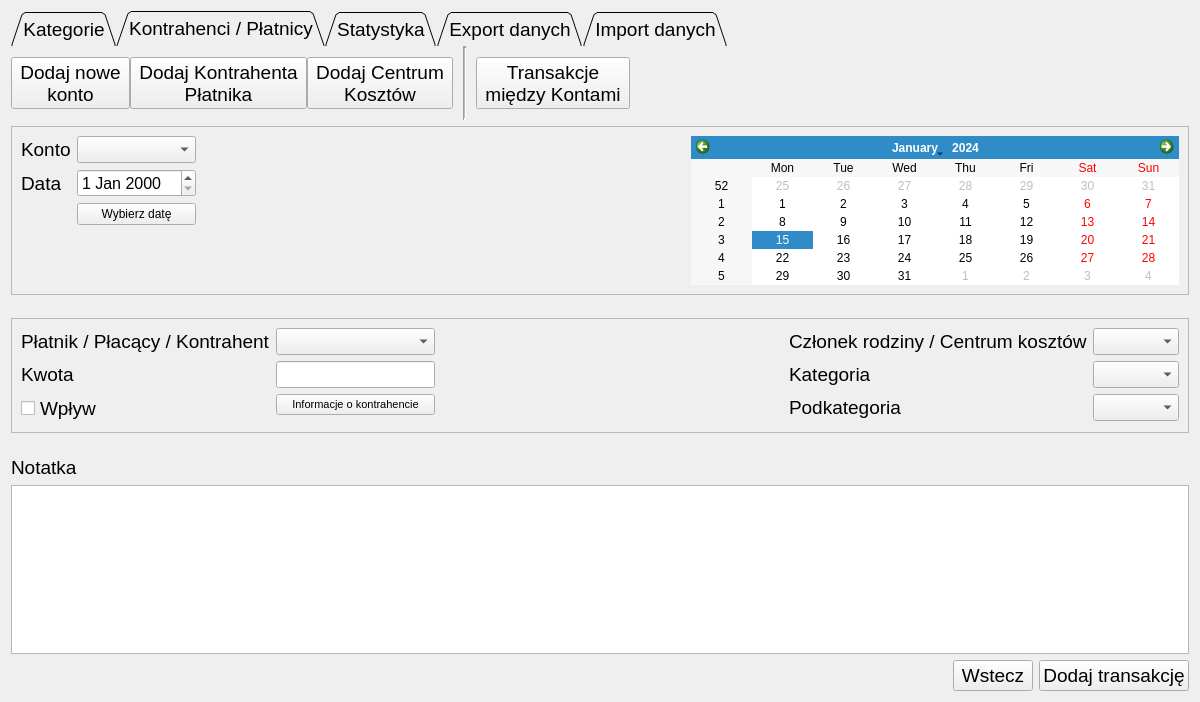
Before: the Qt Designer form income_and_expense/incomesandexpenses_form.ui in Barto-Paja/GLMoney, drawn with Qt 5.
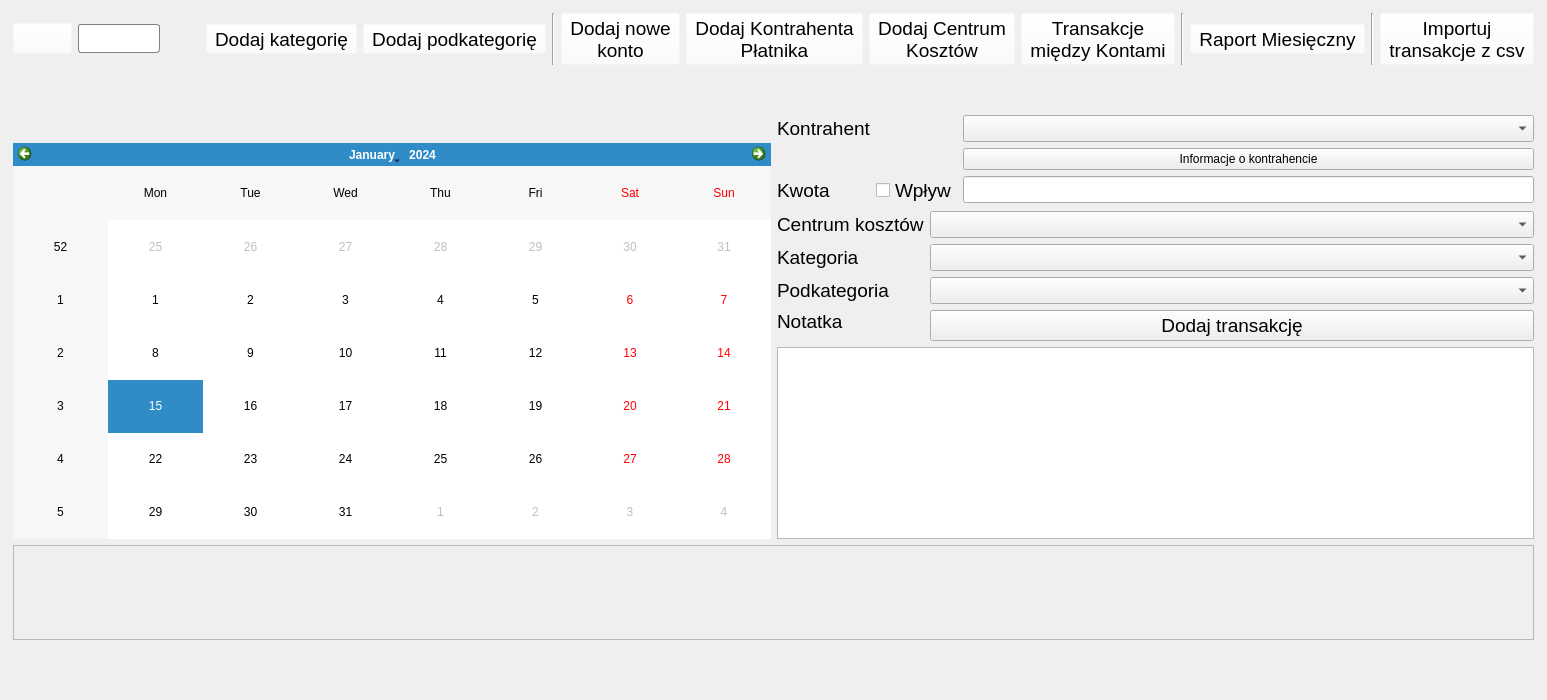
After: the same form once the commit is applied. Icons and pictures are not drawn.

```diff
--- a/income_and_expense/incomesandexpenses_form.ui
+++ b/income_and_expense/incomesandexpenses_form.ui
@@ -6,79 +6,125 @@
    <rect>
     <x>0</x>
     <y>0</y>
-    <width>1200</width>
-    <height>702</height>
+    <width>1260</width>
+    <height>700</height>
    </rect>
   </property>
   <property name="sizePolicy">
-   <sizepolicy hsizetype="Maximum" vsizetype="Preferred">
+   <sizepolicy hsizetype="Expanding" vsizetype="Expanding">
     <horstretch>0</horstretch>
     <verstretch>0</verstretch>
    </sizepolicy>
   </property>
+  <property name="minimumSize">
+   <size>
+    <width>0</width>
+    <height>0</height>
+   </size>
+  </property>
   <property name="windowTitle">
    <string>Form</string>
   </property>
-  <layout class="QVBoxLayout" name="verticalLayout">
+  <layout class="QHBoxLayout" name="horizontalLayout">
    <item>
-    <widget class="QTabWidget" name="tabWidget">
+    <layout class="QVBoxLayout" name="verticalLayout_root">
+     <property name="sizeConstraint">
+      <enum>QLayout::SetDefaultConstraint</enum>
+     </property>
+     <property name="leftMargin">
+      <number>2</number>
+     </property>
+     <property name="topMargin">
+      <number>2</number>
+     </property>
+     <property name="rightMargin">
+      <number>2</number>
+     </property>
+     <property name="bottomMargin">
+      <number>2</number>
+     </property>
+     <item>
+      <layout class="QHBoxLayout" name="horizontalLayout_9">
+       <item>
+        <widget class="QPushButton" name="pushButton_Back">
+         <property name="sizePolicy">
+          <sizepolicy hsizetype="Fixed" vsizetype="Fixed">
+           <horstretch>0</horstretch>
+           <verstretch>0</verstretch>
+          </sizepolicy>
+         </property>
      <property name="font">
       <font>
        <pointsize>14</pointsize>
-       <bold>false</bold>
-      </font>
-     </property>
-     <property name="autoFillBackground">
+          </font>
+         </property>
+         <property name="styleSheet">
+          <string notr="true">background-color: rgba(255, 255, 255, 0);</string>
+         </property>
+         <property name="text">
+          <string/>
+         </property>
+         <property name="icon">
+          <iconset resource="../images.qrc">
+           <normaloff>:/images/home.png</normaloff>:/images/home.png</iconset>
+         </property>
+         <property name="iconSize">
+          <size>
+           <width>32</width>
+           <height>32</height>
+          </size>
+         </property>
+         <property name="flat">
       <bool>false</bool>
      </property>
+        </widget>
+       </item>
+       <item>
+        <widget class="QComboBox" name="comboBox_account">
+         <property name="sizePolicy">
+          <sizepolicy hsizetype="Expanding" vsizetype="Fixed">
+           <horstretch>0</horstretch>
+           <verstretch>0</verstretch>
+          </sizepolicy>
+         </property>
+         <property name="font">
+          <font>
+           <pointsize>12</pointsize>
+          </font>
+         </property>
+         <property name="whatsThis">
+          <string>&lt;html&gt;&lt;head/&gt;&lt;body&gt;&lt;p&gt;&lt;span style=&quot; font-family:'Open Sans','Helvetica'; font-size:15px; font-weight:600; color:#333333;&quot;&gt;Konto (Account)&lt;/span&gt;&lt;span style=&quot; font-family:'Open Sans','Helvetica'; font-size:15px; color:#333333;&quot;&gt; – czyli czym płacimy za dany zakup, albo na które konto wpada dany przychód.  Oddzielnym kontem są: konto ROR, konto oszczędnościowe, lokata, ale także karta kredytowa i gotówka.&lt;/span&gt;&lt;/p&gt;&lt;/body&gt;&lt;/html&gt;</string>
+         </property>
      <property name="styleSheet">
-      <string notr="true">QTabWidget::pane {
-    background: transparent;
-    border:0;
+          <string notr="true">QComboBox {
+border: 1px solid gray;
+border-radius: 3px;
+padding: 3px 3px 3px 3px;
 }
 
-QTabBar::tab {
-    background: transparent;
-}</string>
-     </property>
-     <property name="tabPosition">
-      <enum>QTabWidget::North</enum>
-     </property>
-     <property name="tabShape">
-      <enum>QTabWidget::Triangular</enum>
-     </property>
-     <property name="currentIndex">
-      <number>1</number>
-     </property>
-     <property name="iconSize">
+QComboBox::drop-down {
+border-radius: 3px;
+}
+</string>
+         </property>
+        </widget>
+       </item>
+       <item>
+        <spacer name="horizontalSpacer_12">
+         <property name="orientation">
+          <enum>Qt::Horizontal</enum>
+         </property>
+         <property name="sizeType">
+          <enum>QSizePolicy::Minimum</enum>
+         </property>
+         <property name="sizeHint" stdset="0">
       <size>
-       <width>64</width>
-       <height>64</height>
-      </size>
-     </property>
-     <widget class="QWidget" name="tab">
-      <attribute name="title">
-       <string>Kategorie</string>
-      </attribute>
-      <layout class="QHBoxLayout" name="horizontalLayout_6">
-       <property name="spacing">
-        <number>0</number>
-       </property>
-       <property name="sizeConstraint">
-        <enum>QLayout::SetMinimumSize</enum>
-       </property>
-       <property name="leftMargin">
-        <number>0</number>
-       </property>
-       <property name="topMargin">
-        <number>0</number>
-       </property>
-       <property name="rightMargin">
-        <number>0</number>
-       </property>
-       <property name="bottomMargin">
-        <number>0</number>
-       </property>
+           <width>40</width>
+           <height>20</height>
+          </size>
+         </property>
+        </spacer>
+       </item>
        <item>
         <widget class="QToolButton" name="toolButton_addCategory">
          <property name="font">
@@ -87,6 +133,15 @@
            <bold>false</bold>
           </font>
          </property>
+         <property name="toolTip">
+          <string>&lt;html&gt;&lt;head/&gt;&lt;body&gt;&lt;p&gt;Dodaj kategorię&lt;/p&gt;&lt;/body&gt;&lt;/html&gt;</string>
+         </property>
+         <property name="whatsThis">
+          <string>&lt;html&gt;&lt;head/&gt;&lt;body&gt;&lt;p&gt;Dodaj kategorię&lt;/p&gt;&lt;/body&gt;&lt;/html&gt;</string>
+         </property>
+         <property name="styleSheet">
+          <string notr="true">background-color: rgba(255, 255, 255, 0);</string>
+         </property>
          <property name="text">
           <string>Dodaj kategorię</string>
          </property>
@@ -96,12 +151,12 @@
          </property>
          <property name="iconSize">
           <size>
-           <width>64</width>
-           <height>64</height>
+           <width>32</width>
+           <height>32</height>
           </size>
          </property>
          <property name="toolButtonStyle">
-          <enum>Qt::ToolButtonTextUnderIcon</enum>
+          <enum>Qt::ToolButtonIconOnly</enum>
          </property>
         </widget>
        </item>
@@ -113,6 +168,12 @@
            <bold>false</bold>
           </font>
          </property>
+         <property name="toolTip">
+          <string>&lt;html&gt;&lt;head/&gt;&lt;body&gt;&lt;p&gt;Dodaj podkategorię&lt;/p&gt;&lt;/body&gt;&lt;/html&gt;</string>
+         </property>
+         <property name="styleSheet">
+          <string notr="true">background-color: rgba(255, 255, 255, 0);</string>
+         </property>
          <property name="text">
           <string>Dodaj podkategorię</string>
          </property>
@@ -122,53 +183,22 @@
          </property>
          <property name="iconSize">
           <size>
-           <width>64</width>
-           <height>64</height>
+           <width>32</width>
+           <height>32</height>
           </size>
          </property>
          <property name="toolButtonStyle">
-          <enum>Qt::ToolButtonTextUnderIcon</enum>
+          <enum>Qt::ToolButtonIconOnly</enum>
          </property>
         </widget>
        </item>
        <item>
-        <spacer name="horizontalSpacer_5">
+        <widget class="Line" name="line_2">
          <property name="orientation">
-          <enum>Qt::Horizontal</enum>
+          <enum>Qt::Vertical</enum>
          </property>
-         <property name="sizeHint" stdset="0">
-          <size>
-           <width>40</width>
-           <height>20</height>
-          </size>
-         </property>
-        </spacer>
-       </item>
-      </layout>
-     </widget>
-     <widget class="QWidget" name="tab_2">
-      <attribute name="title">
-       <string>Kontrahenci / Płatnicy</string>
-      </attribute>
-      <layout class="QHBoxLayout" name="horizontalLayout_7">
-       <property name="spacing">
-        <number>0</number>
-       </property>
-       <property name="sizeConstraint">
-        <enum>QLayout::SetMinimumSize</enum>
-       </property>
-       <property name="leftMargin">
-        <number>0</number>
-       </property>
-       <property name="topMargin">
-        <number>0</number>
-       </property>
-       <property name="rightMargin">
-        <number>0</number>
-       </property>
-       <property name="bottomMargin">
-        <number>0</number>
-       </property>
+        </widget>
+       </item>
        <item>
         <widget class="QToolButton" name="toolButton_addAccount">
          <property name="font">
@@ -176,6 +206,12 @@
            <pointsize>14</pointsize>
           </font>
          </property>
+         <property name="toolTip">
+          <string>&lt;html&gt;&lt;head/&gt;&lt;body&gt;&lt;p&gt;Dodaj nowe konto&lt;/p&gt;&lt;/body&gt;&lt;/html&gt;</string>
+         </property>
+         <property name="styleSheet">
+          <string notr="true">background-color: rgba(255, 255, 255, 0);</string>
+         </property>
          <property name="text">
           <string>Dodaj nowe
 konto</string>
@@ -186,12 +222,12 @@
          </property>
          <property name="iconSize">
           <size>
-           <width>64</width>
-           <height>64</height>
+           <width>32</width>
+           <height>32</height>
           </size>
          </property>
          <property name="toolButtonStyle">
-          <enum>Qt::ToolButtonTextUnderIcon</enum>
+          <enum>Qt::ToolButtonIconOnly</enum>
          </property>
         </widget>
        </item>
@@ -202,6 +238,12 @@
            <pointsize>14</pointsize>
           </font>
          </property>
+         <property name="toolTip">
+          <string>&lt;html&gt;&lt;head/&gt;&lt;body&gt;&lt;p&gt;Dodaj kontrahenta&lt;/p&gt;&lt;/body&gt;&lt;/html&gt;</string>
+         </property>
+         <property name="styleSheet">
+          <string notr="true">background-color: rgba(255, 255, 255, 0);</string>
+         </property>
          <property name="text">
           <string>Dodaj Kontrahenta
 Płatnika</string>
@@ -212,12 +254,12 @@
          </property>
          <property name="iconSize">
           <size>
-           <width>64</width>
-           <height>64</height>
+           <width>32</width>
+           <height>32</height>
           </size>
          </property>
          <property name="toolButtonStyle">
-          <enum>Qt::ToolButtonTextUnderIcon</enum>
+          <enum>Qt::ToolButtonIconOnly</enum>
          </property>
         </widget>
        </item>
@@ -228,6 +270,12 @@
            <pointsize>14</pointsize>
           </font>
          </property>
+         <property name="toolTip">
+          <string>&lt;html&gt;&lt;head/&gt;&lt;body&gt;&lt;p&gt;Dodaj Centrum Kosztów&lt;/p&gt;&lt;/body&gt;&lt;/html&gt;</string>
+         </property>
+         <property name="styleSheet">
+          <string notr="true">background-color: rgba(255, 255, 255, 0);</string>
+         </property>
          <property name="text">
           <string>Dodaj Centrum
 Kosztów</string>
@@ -238,60 +286,15 @@
          </property>
          <property name="iconSize">
           <size>
-           <width>64</width>
-           <height>64</height>
+           <width>32</width>
+           <height>32</height>
           </size>
          </property>
          <property name="toolButtonStyle">
-          <enum>Qt::ToolButtonTextUnderIcon</enum>
+          <enum>Qt::ToolButtonIconOnly</enum>
          </property>
         </widget>
        </item>
-       <item>
-        <spacer name="horizontalSpacer_9">
-         <property name="orientation">
-          <enum>Qt::Horizontal</enum>
-         </property>
-         <property name="sizeType">
-          <enum>QSizePolicy::Preferred</enum>
-         </property>
-         <property name="sizeHint" stdset="0">
-          <size>
-           <width>10</width>
-           <height>20</height>
-          </size>
-         </property>
-        </spacer>
-       </item>
-       <item>
-        <widget class="Line" name="line">
-         <property name="lineWidth">
-          <number>2</number>
-         </property>
-         <property name="midLineWidth">
-          <number>1</number>
-         </property>
-         <property name="orientation">
-          <enum>Qt::Vertical</enum>
-         </property>
-        </widget>
-       </item>
-       <item>
-        <spacer name="horizontalSpacer_10">
-         <property name="orientation">
-          <enum>Qt::Horizontal</enum>
-         </property>
-         <property name="sizeType">
-          <enum>QSizePolicy::Preferred</enum>
-         </property>
-         <property name="sizeHint" stdset="0">
-          <size>
-           <width>10</width>
-           <height>20</height>
-          </size>
-         </property>
-        </spacer>
-       </item>
        <item>
         <widget class="QToolButton" name="toolButton_makeTransactionsBetweenAccounts">
          <property name="font">
@@ -299,6 +302,12 @@
            <pointsize>14</pointsize>
           </font>
          </property>
+         <property name="toolTip">
+          <string>&lt;html&gt;&lt;head/&gt;&lt;body&gt;&lt;p&gt;Transakcje między kontami&lt;/p&gt;&lt;/body&gt;&lt;/html&gt;</string>
+         </property>
+         <property name="styleSheet">
+          <string notr="true">background-color: rgba(255, 255, 255, 0);</string>
+         </property>
          <property name="text">
           <string>Transakcje
 między Kontami</string>
@@ -309,53 +318,22 @@
          </property>
          <property name="iconSize">
           <size>
-           <width>64</width>
-           <height>64</height>
+           <width>32</width>
+           <height>32</height>
           </size>
          </property>
          <property name="toolButtonStyle">
-          <enum>Qt::ToolButtonTextUnderIcon</enum>
+          <enum>Qt::ToolButtonIconOnly</enum>
          </property>
         </widget>
        </item>
        <item>
-        <spacer name="horizontalSpacer_6">
+        <widget class="Line" name="line_3">
          <property name="orientation">
-          <enum>Qt::Horizontal</enum>
+          <enum>Qt::Vertical</enum>
          </property>
-         <property name="sizeHint" stdset="0">
-          <size>
-           <width>40</width>
-           <height>20</height>
-          </size>
-         </property>
-        </spacer>
-       </item>
-      </layout>
-     </widget>
-     <widget class="QWidget" name="tab_3">
-      <attribute name="title">
-       <string>Statystyka</string>
-      </attribute>
-      <layout class="QHBoxLayout" name="horizontalLayout_8">
-       <property name="spacing">
-        <number>0</number>
-       </property>
-       <property name="sizeConstraint">
-        <enum>QLayout::SetMinimumSize</enum>
-       </property>
-       <property name="leftMargin">
-        <number>0</number>
-       </property>
-       <property name="topMargin">
-        <number>0</number>
-       </property>
-       <property name="rightMargin">
-        <number>0</number>
-       </property>
-       <property name="bottomMargin">
-        <number>0</number>
-       </property>
+        </widget>
+       </item>
        <item>
         <widget class="QToolButton" name="toolButton_reportMonth">
          <property name="font">
@@ -363,6 +341,12 @@
            <pointsize>14</pointsize>
           </font>
          </property>
+         <property name="toolTip">
+          <string>&lt;html&gt;&lt;head/&gt;&lt;body&gt;&lt;p&gt;Raport miesięczny&lt;/p&gt;&lt;/body&gt;&lt;/html&gt;</string>
+         </property>
+         <property name="styleSheet">
+          <string notr="true">background-color: rgba(255, 255, 255, 0);</string>
+         </property>
          <property name="text">
           <string>Raport Miesięczny</string>
          </property>
@@ -372,88 +356,22 @@
          </property>
          <property name="iconSize">
           <size>
-           <width>64</width>
-           <height>64</height>
+           <width>32</width>
+           <height>32</height>
           </size>
          </property>
          <property name="toolButtonStyle">
-          <enum>Qt::ToolButtonTextUnderIcon</enum>
+          <enum>Qt::ToolButtonIconOnly</enum>
          </property>
         </widget>
        </item>
        <item>
-        <spacer name="horizontalSpacer_7">
+        <widget class="Line" name="line_4">
          <property name="orientation">
-          <enum>Qt::Horizontal</enum>
+          <enum>Qt::Vertical</enum>
          </property>
-         <property name="sizeHint" stdset="0">
-          <size>
-           <width>40</width>
-           <height>20</height>
-          </size>
-         </property>
-        </spacer>
-       </item>
-      </layout>
-     </widget>
-     <widget class="QWidget" name="tab_4">
-      <property name="font">
-       <font>
-        <pointsize>14</pointsize>
-       </font>
-      </property>
-      <property name="autoFillBackground">
-       <bool>false</bool>
-      </property>
-      <attribute name="title">
-       <string>Export danych</string>
-      </attribute>
-      <layout class="QHBoxLayout" name="horizontalLayout_5">
-       <item>
-        <widget class="QToolButton" name="toolButton_exportToCSV">
-         <property name="font">
-          <font>
-           <pointsize>14</pointsize>
-          </font>
-         </property>
-         <property name="text">
-          <string>Zapis do CSV</string>
-         </property>
-         <property name="icon">
-          <iconset resource="../images.qrc">
-           <normaloff>:/images/diskette.png</normaloff>:/images/diskette.png</iconset>
-         </property>
-         <property name="iconSize">
-          <size>
-           <width>64</width>
-           <height>64</height>
-          </size>
-         </property>
-         <property name="toolButtonStyle">
-          <enum>Qt::ToolButtonTextUnderIcon</enum>
-         </property>
-        </widget>
+        </widget>
        </item>
-       <item>
-        <spacer name="horizontalSpacer_8">
-         <property name="orientation">
-          <enum>Qt::Horizontal</enum>
-         </property>
-         <property name="sizeHint" stdset="0">
-          <size>
-           <width>40</width>
-           <height>20</height>
-          </size>
-         </property>
-        </spacer>
-       </item>
-      </layout>
-     </widget>
-     <widget class="QWidget" name="tab_5">
-      <attribute name="title">
-       <string>Import danych</string>
-      </attribute>
-      <layout class="QHBoxLayout" name="horizontalLayout">
        <item>
         <widget class="QToolButton" name="toolButton_ImportTransactions">
          <property name="font">
@@ -461,6 +379,12 @@
            <pointsize>14</pointsize>
           </font>
          </property>
+         <property name="toolTip">
+          <string>&lt;html&gt;&lt;head/&gt;&lt;body&gt;&lt;p&gt;Importuj transakcje&lt;/p&gt;&lt;/body&gt;&lt;/html&gt;</string>
+         </property>
+         <property name="styleSheet">
+          <string notr="true">background-color: rgba(255, 255, 255, 0);</string>
+         </property>
          <property name="text">
           <string>Importuj
 transakcje z csv</string>
@@ -471,152 +395,108 @@
          </property>
          <property name="iconSize">
           <size>
-           <width>64</width>
-           <height>64</height>
+           <width>32</width>
+           <height>32</height>
           </size>
          </property>
          <property name="toolButtonStyle">
-          <enum>Qt::ToolButtonTextUnderIcon</enum>
+          <enum>Qt::ToolButtonIconOnly</enum>
          </property>
         </widget>
        </item>
-       <item>
-        <spacer name="horizontalSpacer_2">
-         <property name="orientation">
-          <enum>Qt::Horizontal</enum>
-         </property>
-         <property name="sizeHint" stdset="0">
-          <size>
-           <width>1026</width>
-           <height>20</height>
-          </size>
-         </property>
-        </spacer>
-       </item>
       </layout>
-     </widget>
-    </widget>
    </item>
    <item>
-    <layout class="QVBoxLayout" name="verticalLayout_3" stretch="0,0,0,0,0,0,0">
-     <item>
-      <widget class="QFrame" name="frame_02">
-       <property name="frameShape">
-        <enum>QFrame::StyledPanel</enum>
+      <widget class="QFrame" name="frame_header_spacer">
+       <property name="enabled">
+        <bool>true</bool>
        </property>
-       <property name="frameShadow">
-        <enum>QFrame::Sunken</enum>
+       <property name="sizePolicy">
+        <sizepolicy hsizetype="Preferred" vsizetype="Fixed">
+         <horstretch>0</horstretch>
+         <verstretch>1</verstretch>
+        </sizepolicy>
        </property>
-       <property name="lineWidth">
-        <number>2</number>
-       </property>
-       <layout class="QHBoxLayout" name="horizontalLayout_2">
-        <item>
-         <layout class="QFormLayout" name="formLayout">
-          <item row="0" column="0">
-           <widget class="QLabel" name="label_2">
-            <property name="font">
-             <font>
-              <pointsize>14</pointsize>
-             </font>
-            </property>
-            <property name="text">
-             <string>Konto</string>
-            </property>
-           </widget>
-          </item>
-          <item row="0" column="1">
-           <widget class="QComboBox" name="comboBox_account">
-            <property name="font">
-             <font>
-              <pointsize>12</pointsize>
-             </font>
-            </property>
-            <property name="whatsThis">
-             <string>&lt;html&gt;&lt;head/&gt;&lt;body&gt;&lt;p&gt;&lt;span style=&quot; font-family:'Open Sans','Helvetica'; font-size:15px; font-weight:600; color:#333333;&quot;&gt;Konto (Account)&lt;/span&gt;&lt;span style=&quot; font-family:'Open Sans','Helvetica'; font-size:15px; color:#333333;&quot;&gt; – czyli czym płacimy za dany zakup, albo na które konto wpada dany przychód.  Oddzielnym kontem są: konto ROR, konto oszczędnościowe, lokata, ale także karta kredytowa i gotówka.&lt;/span&gt;&lt;/p&gt;&lt;/body&gt;&lt;/html&gt;</string>
-            </property>
-           </widget>
-          </item>
-          <item row="1" column="0">
-           <widget class="QLabel" name="label_3">
-            <property name="font">
-             <font>
-              <pointsize>14</pointsize>
-             </font>
-            </property>
-            <property name="text">
-             <string>Data</string>
-            </property>
-           </widget>
-          </item>
-          <item row="1" column="1">
-           <widget class="QDateEdit" name="dateEdit">
-            <property name="font">
-             <font>
-              <pointsize>12</pointsize>
-             </font>
-            </property>
-           </widget>
-          </item>
-          <item row="2" column="1">
-           <widget class="QPushButton" name="pushButton_dateSelect">
-            <property name="text">
-             <string>Wybierz datę</string>
-            </property>
-           </widget>
-          </item>
-         </layout>
-        </item>
-        <item>
-         <spacer name="horizontalSpacer_3">
-          <property name="orientation">
-           <enum>Qt::Horizontal</enum>
-          </property>
-          <property name="sizeHint" stdset="0">
+       <property name="minimumSize">
            <size>
-            <width>40</width>
-            <height>20</height>
-           </size>
-          </property>
-         </spacer>
-        </item>
-        <item>
-         <widget class="QCalendarWidget" name="calendarWidget"/>
-        </item>
-       </layout>
-      </widget>
-     </item>
-     <item>
-      <spacer name="verticalSpacer_5">
-       <property name="orientation">
-        <enum>Qt::Vertical</enum>
-       </property>
-       <property name="sizeHint" stdset="0">
-        <size>
-         <width>20</width>
-         <height>40</height>
-        </size>
-       </property>
-      </spacer>
-     </item>
-     <item>
-      <widget class="QFrame" name="frame_01">
+         <width>0</width>
+         <height>0</height>
+        </size>
+       </property>
        <property name="font">
         <font>
          <pointsize>8</pointsize>
         </font>
        </property>
        <property name="frameShape">
-        <enum>QFrame::StyledPanel</enum>
+        <enum>QFrame::NoFrame</enum>
        </property>
        <property name="frameShadow">
         <enum>QFrame::Sunken</enum>
        </property>
        <property name="lineWidth">
-        <number>2</number>
+        <number>0</number>
        </property>
        <layout class="QHBoxLayout" name="horizontalLayout_3">
         <item>
+         <spacer name="horizontalSpacer_fhs">
+          <property name="orientation">
+           <enum>Qt::Horizontal</enum>
+          </property>
+          <property name="sizeHint" stdset="0">
+           <size>
+            <width>40</width>
+            <height>20</height>
+           </size>
+          </property>
+         </spacer>
+        </item>
+       </layout>
+      </widget>
+     </item>
+     <item>
+      <layout class="QHBoxLayout" name="horizontalLayout_10">
+       <item>
+        <layout class="QVBoxLayout" name="verticalLayout_4">
+         <item>
+          <widget class="QLabel" name="label_dt_selected">
+           <property name="sizePolicy">
+            <sizepolicy hsizetype="Expanding" vsizetype="Preferred">
+             <horstretch>0</horstretch>
+             <verstretch>0</verstretch>
+            </sizepolicy>
+           </property>
+           <property name="font">
+            <font>
+             <pointsize>14</pointsize>
+            </font>
+           </property>
+           <property name="text">
+            <string/>
+           </property>
+           <property name="alignment">
+            <set>Qt::AlignCenter</set>
+           </property>
+          </widget>
+         </item>
+         <item>
+          <widget class="QCalendarWidget" name="calendarWidget">
+           <property name="sizePolicy">
+            <sizepolicy hsizetype="Expanding" vsizetype="Preferred">
+             <horstretch>0</horstretch>
+             <verstretch>0</verstretch>
+            </sizepolicy>
+           </property>
+           <property name="styleSheet">
+            <string notr="true"/>
+           </property>
+          </widget>
+         </item>
+        </layout>
+       </item>
+       <item>
+        <layout class="QVBoxLayout" name="verticalLayout_2">
+         <item>
          <layout class="QFormLayout" name="formLayout_2">
           <item row="0" column="0">
            <widget class="QLabel" name="label_4">
@@ -629,12 +509,18 @@
              <enum>QFrame::NoFrame</enum>
             </property>
             <property name="text">
-             <string>Płatnik / Płacący / Kontrahent</string>
+              <string>Kontrahent</string>
             </property>
            </widget>
           </item>
           <item row="0" column="1">
            <widget class="QComboBox" name="comboBox_payee">
+             <property name="sizePolicy">
+              <sizepolicy hsizetype="Expanding" vsizetype="Fixed">
+               <horstretch>0</horstretch>
+               <verstretch>0</verstretch>
+              </sizepolicy>
+             </property>
             <property name="font">
              <font>
               <pointsize>12</pointsize>
@@ -645,7 +531,9 @@
             </property>
            </widget>
           </item>
-          <item row="1" column="0">
+           <item row="2" column="0">
+            <layout class="QHBoxLayout" name="horizontalLayout_11">
+             <item>
            <widget class="QLabel" name="label_5">
             <property name="font">
              <font>
@@ -660,17 +548,20 @@
             </property>
            </widget>
           </item>
-          <item row="1" column="1">
-           <widget class="QLineEdit" name="lineEdit_amount">
-            <property name="font">
-             <font>
-              <pointsize>12</pointsize>
-              <bold>true</bold>
-             </font>
-            </property>
-           </widget>
-          </item>
-          <item row="2" column="0">
+             <item>
+              <spacer name="horizontalSpacer_14">
+               <property name="orientation">
+                <enum>Qt::Horizontal</enum>
+               </property>
+               <property name="sizeHint" stdset="0">
+                <size>
+                 <width>40</width>
+                 <height>20</height>
+                </size>
+               </property>
+              </spacer>
+             </item>
+             <item>
            <widget class="QCheckBox" name="checkBox_isIncome">
             <property name="font">
              <font>
@@ -682,7 +573,19 @@
             </property>
            </widget>
           </item>
+            </layout>
+           </item>
           <item row="2" column="1">
+            <widget class="QLineEdit" name="lineEdit_amount">
+             <property name="font">
+              <font>
+               <pointsize>12</pointsize>
+               <bold>true</bold>
+              </font>
+             </property>
+            </widget>
+           </item>
+           <item row="1" column="1">
            <widget class="QPushButton" name="pushButton_editPayee">
             <property name="text">
              <string>Informacje o kontrahencie</string>
@@ -691,19 +594,6 @@
           </item>
          </layout>
         </item>
-        <item>
-         <spacer name="horizontalSpacer_4">
-          <property name="orientation">
-           <enum>Qt::Horizontal</enum>
-          </property>
-          <property name="sizeHint" stdset="0">
-           <size>
-            <width>40</width>
-            <height>20</height>
-           </size>
-          </property>
-         </spacer>
-        </item>
         <item>
          <layout class="QFormLayout" name="formLayout_3">
           <item row="0" column="0">
@@ -714,7 +604,7 @@
              </font>
             </property>
             <property name="text">
-             <string>Członek rodziny / Centrum kosztów</string>
+              <string>Centrum kosztów</string>
             </property>
            </widget>
           </item>
@@ -772,26 +662,14 @@
             </property>
            </widget>
           </item>
-         </layout>
-        </item>
-       </layout>
-      </widget>
-     </item>
-     <item>
-      <spacer name="verticalSpacer_6">
-       <property name="orientation">
-        <enum>Qt::Vertical</enum>
-       </property>
-       <property name="sizeHint" stdset="0">
-        <size>
-         <width>20</width>
-         <height>40</height>
-        </size>
-       </property>
-      </spacer>
-     </item>
-     <item>
+           <item row="3" column="0">
       <widget class="QLabel" name="label_9">
+             <property name="sizePolicy">
+              <sizepolicy hsizetype="Expanding" vsizetype="Fixed">
+               <horstretch>0</horstretch>
+               <verstretch>1</verstretch>
+              </sizepolicy>
+             </property>
        <property name="font">
         <font>
          <pointsize>14</pointsize>
@@ -802,8 +680,14 @@
        </property>
       </widget>
      </item>
-     <item>
+           <item row="4" column="0" colspan="2">
       <widget class="QTextEdit" name="textEdit">
+             <property name="sizePolicy">
+              <sizepolicy hsizetype="Expanding" vsizetype="Minimum">
+               <horstretch>0</horstretch>
+               <verstretch>0</verstretch>
+              </sizepolicy>
+             </property>
        <property name="font">
         <font>
          <pointsize>12</pointsize>
@@ -811,35 +695,14 @@
        </property>
       </widget>
      </item>
-     <item>
-      <layout class="QHBoxLayout" name="horizontalLayout_4">
-       <item>
-        <spacer name="horizontalSpacer">
-         <property name="orientation">
-          <enum>Qt::Horizontal</enum>
-         </property>
-         <property name="sizeHint" stdset="0">
-          <size>
-           <width>40</width>
-           <height>20</height>
-          </size>
-         </property>
-        </spacer>
-       </item>
-       <item>
-        <widget class="QPushButton" name="pushButton_Back">
-         <property name="font">
-          <font>
-           <pointsize>14</pointsize>
-          </font>
-         </property>
-         <property name="text">
-          <string>Wstecz</string>
-         </property>
-        </widget>
-       </item>
-       <item>
+           <item row="3" column="1">
         <widget class="QPushButton" name="pushButton_Commit">
+             <property name="sizePolicy">
+              <sizepolicy hsizetype="Expanding" vsizetype="Fixed">
+               <horstretch>0</horstretch>
+               <verstretch>0</verstretch>
+              </sizepolicy>
+             </property>
          <property name="font">
           <font>
            <pointsize>14</pointsize>
@@ -849,6 +712,87 @@
           <string>Dodaj transakcję</string>
          </property>
         </widget>
+           </item>
+          </layout>
+         </item>
+        </layout>
+       </item>
+      </layout>
+     </item>
+     <item>
+      <layout class="QVBoxLayout" name="verticalLayout_3" stretch="0,0">
+       <item>
+        <widget class="QFrame" name="frame_02">
+         <property name="sizePolicy">
+          <sizepolicy hsizetype="Preferred" vsizetype="Fixed">
+           <horstretch>0</horstretch>
+           <verstretch>2</verstretch>
+          </sizepolicy>
+         </property>
+         <property name="frameShape">
+          <enum>QFrame::StyledPanel</enum>
+         </property>
+         <property name="frameShadow">
+          <enum>QFrame::Sunken</enum>
+         </property>
+         <property name="lineWidth">
+          <number>2</number>
+         </property>
+         <layout class="QHBoxLayout" name="horizontalLayout_2">
+          <item>
+           <widget class="QTextEdit" name="textEdit_2">
+            <property name="maximumSize">
+             <size>
+              <width>16777215</width>
+              <height>75</height>
+             </size>
+            </property>
+            <property name="font">
+             <font>
+              <pointsize>12</pointsize>
+              <bold>true</bold>
+             </font>
+            </property>
+            <property name="styleSheet">
+             <string notr="true">background-color: rgba(255, 255, 255,0);</string>
+            </property>
+            <property name="readOnly">
+             <bool>true</bool>
+            </property>
+           </widget>
+          </item>
+         </layout>
+        </widget>
+       </item>
+       <item>
+        <layout class="QHBoxLayout" name="horizontalLayout_4">
+         <item>
+          <spacer name="verticalSpacer">
+           <property name="orientation">
+            <enum>Qt::Vertical</enum>
+           </property>
+           <property name="sizeHint" stdset="0">
+            <size>
+             <width>20</width>
+             <height>40</height>
+            </size>
+           </property>
+          </spacer>
+         </item>
+         <item>
+          <spacer name="horizontalSpacer">
+           <property name="orientation">
+            <enum>Qt::Horizontal</enum>
+           </property>
+           <property name="sizeHint" stdset="0">
+            <size>
+             <width>40</width>
+             <height>20</height>
+            </size>
+           </property>
+          </spacer>
+         </item>
+        </layout>
        </item>
       </layout>
      </item>
```
Left out of the diff: 12 changed lines with no effect on the pictures. Lines whose indentation alone changed are shown as unchanged.
